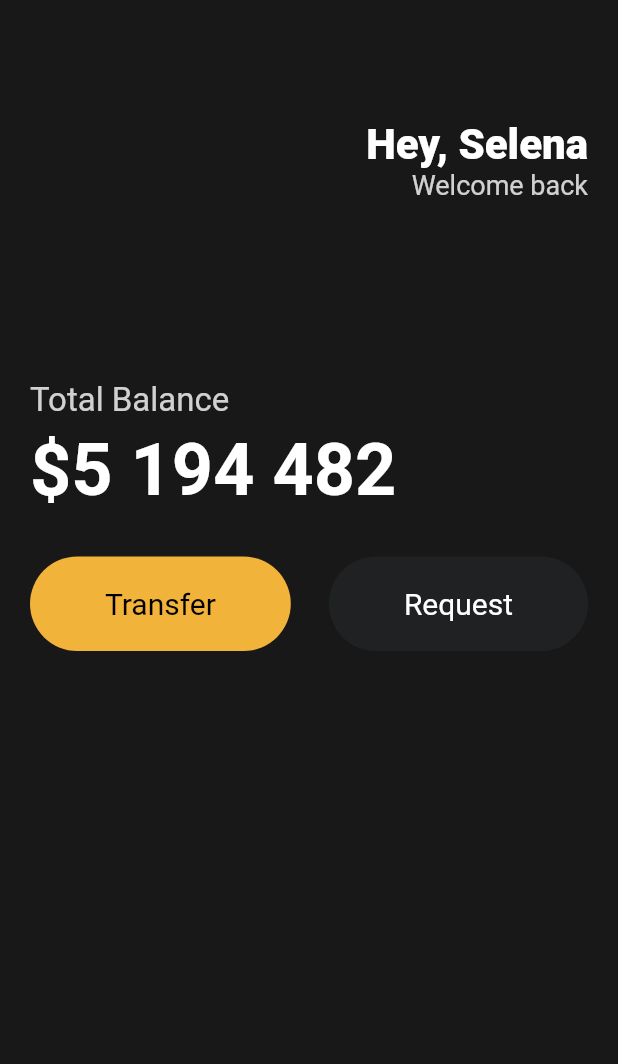
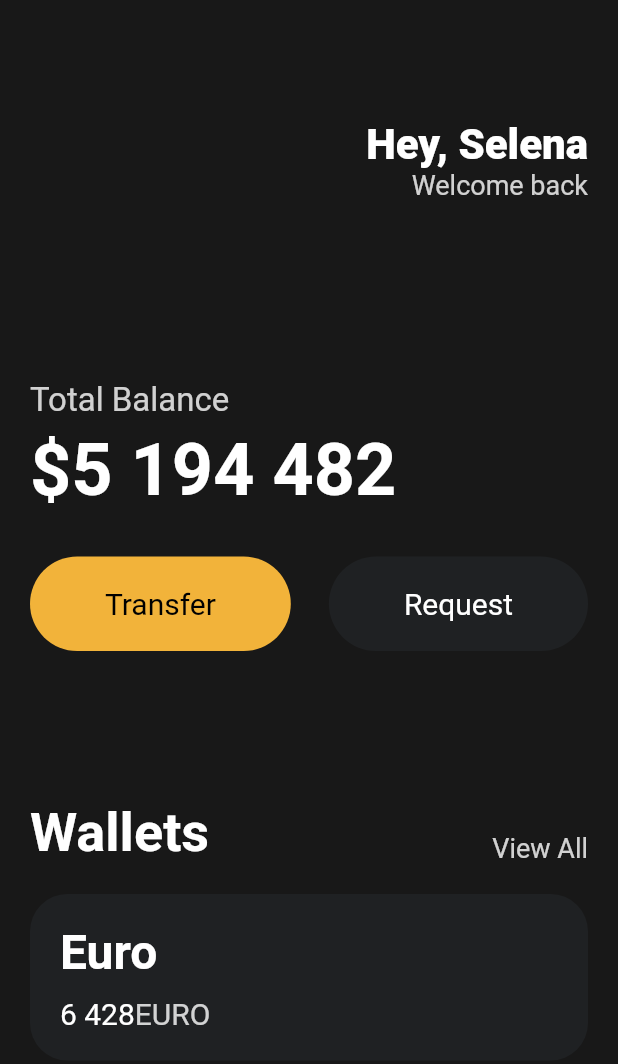
Before and after one commit to jundev5796/toonflix, a Flutter app: the screen it shows after launch, on a phone screen of 412 x 824 dp. Shown: the top 1064 px of the screen. Run offline on Flutter 3.47's test engine with Material 2 defaults, Android fonts, the phone set to English and light mode, and no system bars.

Commit message:
[UI Challenge] Created card component

```diff
--- a/lib/main.dart
+++ b/lib/main.dart
@@ -82,6 +82,80 @@ class App extends StatelessWidget {
                   ),
                 ],
               ),
+              const SizedBox(
+                height: 100,
+              ),
+              Row(
+                crossAxisAlignment: CrossAxisAlignment.end,
+                mainAxisAlignment: MainAxisAlignment.spaceBetween,
+                children: [
+                  const Text(
+                    'Wallets',
+                    style: TextStyle(
+                      color: Colors.white,
+                      fontSize: 36,
+                      fontWeight: FontWeight.w600,
+                    ),
+                  ),
+                  Text(
+                    'View All',
+                    style: TextStyle(
+                      color: Colors.white.withOpacity(0.8),
+                      fontSize: 18,
+                    ),
+                  ),
+                ],
+              ),
+              const SizedBox(
+                height: 20,
+              ),
+              Container(
+                decoration: BoxDecoration(
+                  color: const Color(0xFF1F2123),
+                  borderRadius: BorderRadius.circular(25),
+                ),
+                child: Padding(
+                  padding: const EdgeInsets.all(20),
+                  child: Row(
+                    children: [
+                      Column(
+                        crossAxisAlignment: CrossAxisAlignment.start,
+                        children: [
+                          const Text(
+                            'Euro',
+                            style: TextStyle(
+                              color: Colors.white,
+                              fontSize: 32,
+                              fontWeight: FontWeight.w600,
+                            ),
+                          ),
+                          const SizedBox(
+                            height: 10,
+                          ),
+                          Row(
+                            children: [
+                              const Text(
+                                '6 428',
+                                style: TextStyle(
+                                  color: Colors.white,
+                                  fontSize: 20,
+                                ),
+                              ),
+                              Text(
+                                'EURO',
+                                style: TextStyle(
+                                  color: Colors.white.withOpacity(0.8),
+                                  fontSize: 20,
+                                ),
+                              ),
+                            ],
+                          ),
+                        ],
+                      ),
+                    ],
+                  ),
+                ),
+              ),
             ],
           ),
         ),
```
